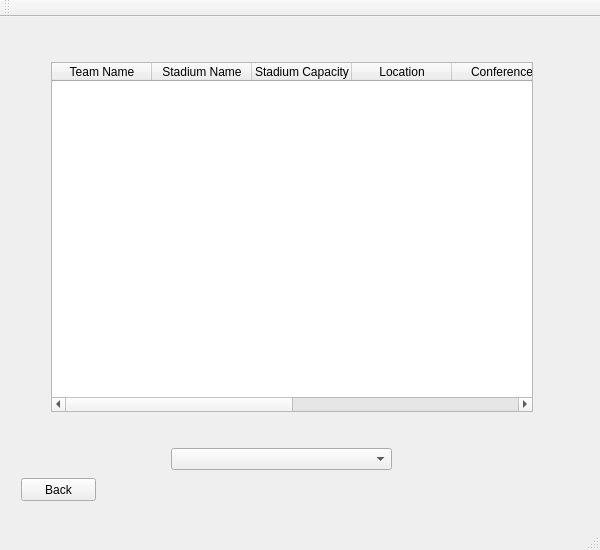
First picture: the form in mainwindow.ui, repository Jesus0342/CS1D-Project-2, before the edit.
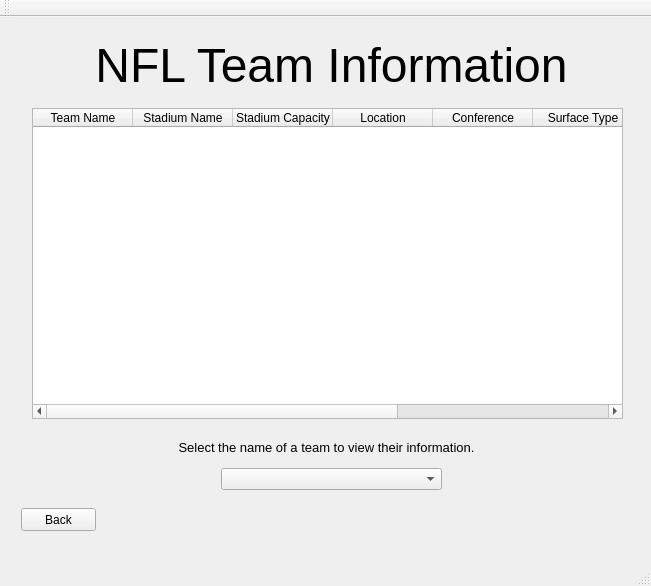
Second picture: the form after the edit. The open tabs and pages were chosen to show the change.

The edit to the form file:
```diff
--- a/mainwindow.ui
+++ b/mainwindow.ui
@@ -6,8 +6,8 @@
    <rect>
     <x>0</x>
     <y>0</y>
-    <width>600</width>
-    <height>550</height>
+    <width>651</width>
+    <height>586</height>
    </rect>
   </property>
   <property name="windowTitle">
@@ -107,10 +107,10 @@
        <widget class="QTableWidget" name="tableWidget_teamInfo">
         <property name="geometry">
          <rect>
-          <x>40</x>
-          <y>34</y>
-          <width>482</width>
-          <height>350</height>
+          <x>21</x>
+          <y>80</y>
+          <width>591</width>
+          <height>311</height>
          </rect>
         </property>
         <column>
@@ -158,7 +158,7 @@
         <property name="geometry">
          <rect>
           <x>10</x>
-          <y>450</y>
+          <y>480</y>
           <width>75</width>
           <height>23</height>
          </rect>
@@ -170,13 +170,39 @@
        <widget class="QComboBox" name="comboBox_searchTeam">
         <property name="geometry">
          <rect>
-          <x>160</x>
-          <y>420</y>
+          <x>210</x>
+          <y>440</y>
           <width>221</width>
           <height>22</height>
          </rect>
         </property>
        </widget>
+       <widget class="QLabel" name="label_viewTeamInfo">
+        <property name="geometry">
+         <rect>
+          <x>80</x>
+          <y>10</y>
+          <width>481</width>
+          <height>51</height>
+         </rect>
+        </property>
+        <property name="text">
+         <string>&lt;html&gt;&lt;head/&gt;&lt;body&gt;&lt;p align=&quot;center&quot;&gt;&lt;span style=&quot; font-size:36pt;&quot;&gt;NFL Team Information&lt;/span&gt;&lt;/p&gt;&lt;/body&gt;&lt;/html&gt;</string>
+        </property>
+       </widget>
+       <widget class="QLabel" name="label">
+        <property name="geometry">
+         <rect>
+          <x>150</x>
+          <y>410</y>
+          <width>331</width>
+          <height>20</height>
+         </rect>
+        </property>
+        <property name="text">
+         <string>&lt;html&gt;&lt;head/&gt;&lt;body&gt;&lt;p align=&quot;center&quot;&gt;&lt;span style=&quot; font-size:10pt;&quot;&gt;Select the name of a team to view their information.&lt;/span&gt;&lt;/p&gt;&lt;/body&gt;&lt;/html&gt;</string>
+        </property>
+       </widget>
       </widget>
      </widget>
     </item>
```
Left out of the diff: 64 changed lines with no effect on the pictures.
